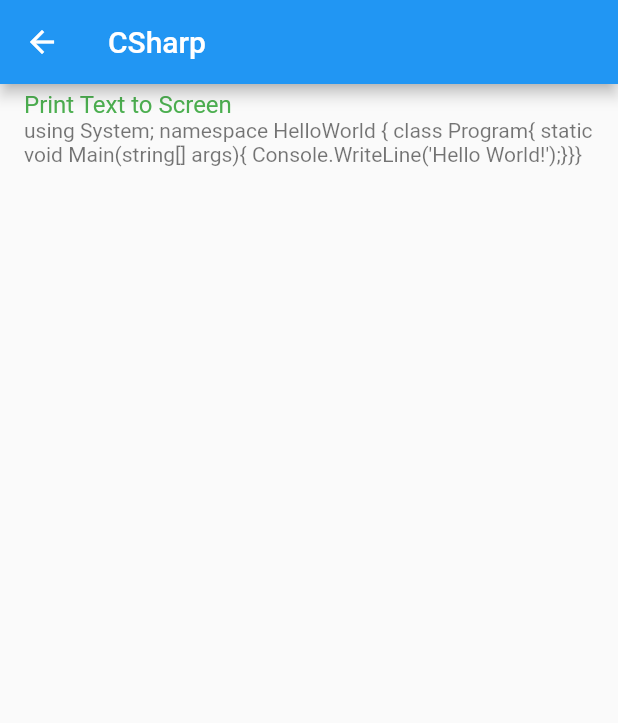
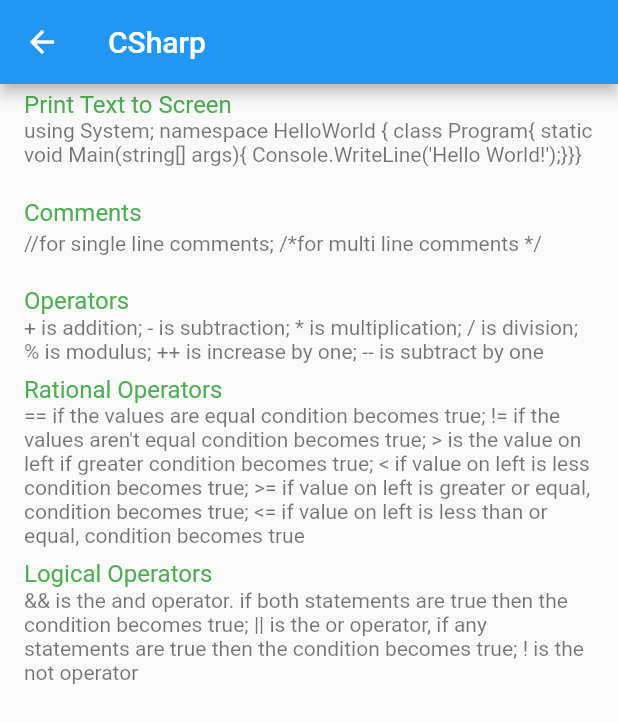
Before and after one commit to arrismo/Dev-Gears, a Flutter app: the CSharpRoute screen opened directly, on a phone screen of 412 x 824 dp. Shown: the top 723 px of the screen. Run offline on Flutter 3.47's test engine with Material 2 defaults, Android fonts, the phone set to English and light mode, and no system bars.

Commit message:
CSharp Marcus

```diff
--- a/lib/main.dart
+++ b/lib/main.dart
@@ -662,6 +662,30 @@ class CSharpRoute extends StatelessWidget{
             ),
             subtitle: Text("using System; namespace HelloWorld { class Program{ static void Main(string[] args){ Console.WriteLine('Hello World!');}}}")
           ),
+          ListTile(
+            title: Text("Comments",
+            style: TextStyle(color: Colors.green),
+            ),
+            subtitle: Text("//for single line comments; /*for multi line comments */")
+          ),
+          ListTile(
+            title: Text("Operators",
+            style: TextStyle(color: Colors.green),
+            ),
+            subtitle: Text("+ is addition; - is subtraction; * is multiplication; / is division; % is modulus; ++ is increase by one; -- is subtract by one")
+          ),
+          ListTile(
+            title: Text("Rational Operators",
+            style: TextStyle(color: Colors.green),
+            ),
+            subtitle: Text("== if the values are equal condition becomes true; != if the values aren't equal condition becomes true; > is the value on left if greater condition becomes true; < if value on left is less condition becomes true; >= if value on left is greater or equal, condition becomes true; <= if value on left is less than or equal, condition becomes true ")
+          ),
+          ListTile(
+            title: Text("Logical Operators",
+            style: TextStyle(color: Colors.green),
+            ),
+            subtitle: Text("&& is the and operator. if both statements are true then the condition becomes true; || is the or operator, if any statements are true then the condition becomes true; ! is the not operator")
+          ),
         ],
       ),
     );
```
